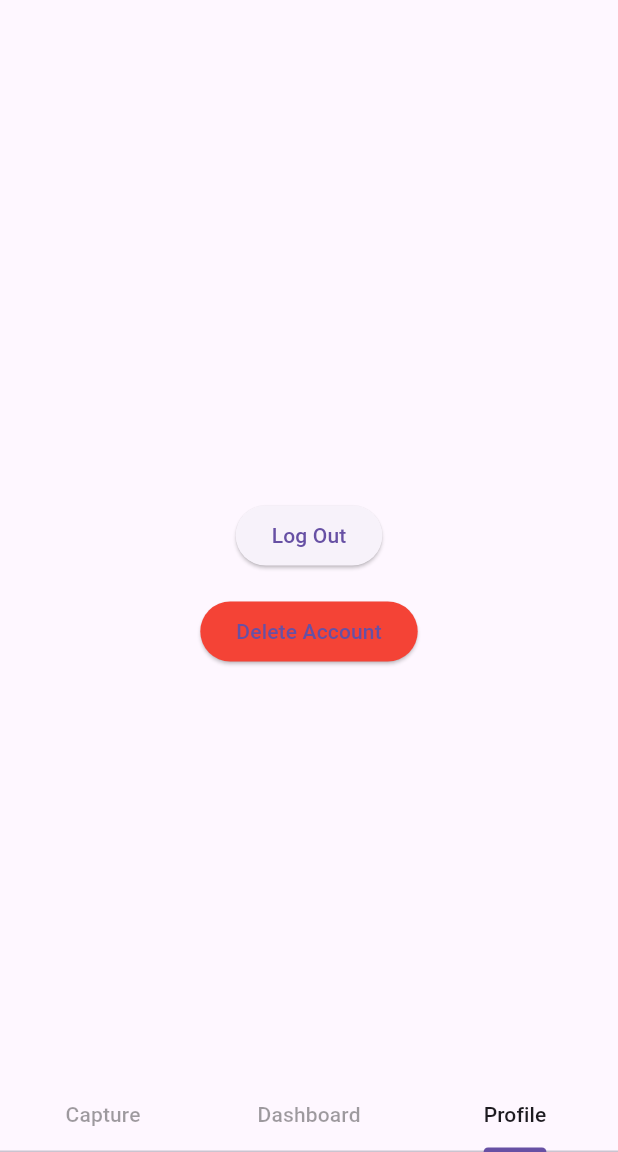
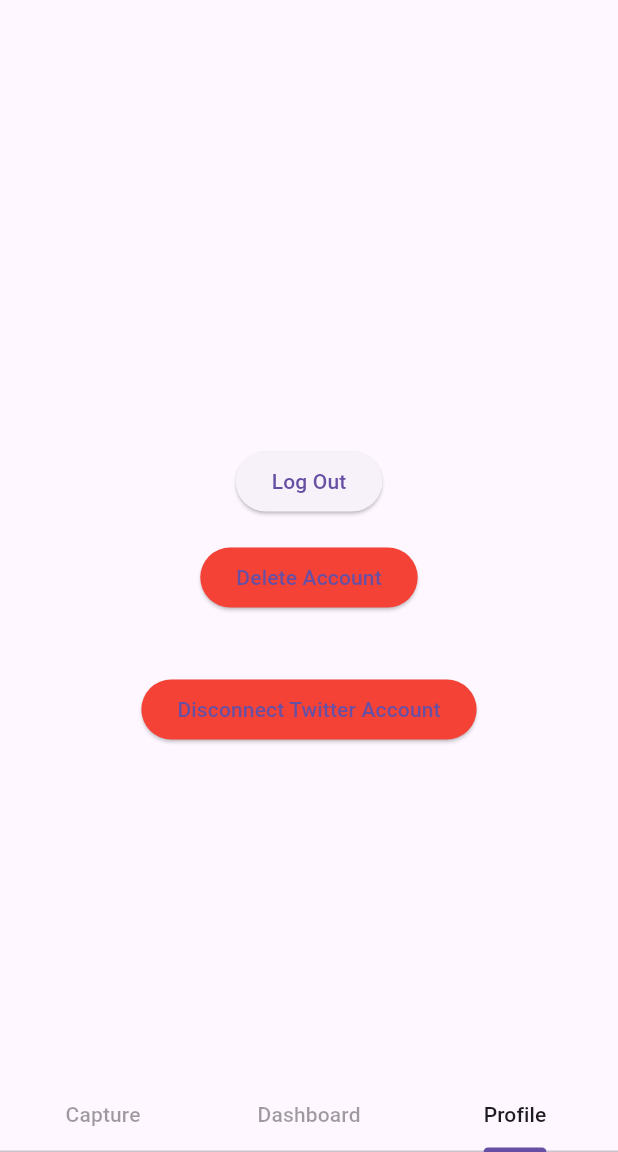
Before and after one commit to Jenish-1235/Food-Pharmer, a Flutter app: the screen it shows once a user with an empty profile is signed in, item 3 of the bottom bar chosen, after a tap on "Log Out", on a phone screen of 412 x 824 dp, the part 84-1236 px from its top. Run offline on Flutter 3.47's test engine with Material 3 defaults, Android fonts, the phone set to English and light mode, and no system bars; our stand-ins replace cloud_firestore, firebase_auth, firebase_core, firebase_storage, flutter_secure_storage, font_awesome_flutter and 2 more; missing offline and left inert: twitter_api_v2; accounts and stored records are empty.

Commit message:
feature-twitter-auth-and-posting-done

```diff
--- a/lib/home_page.dart
+++ b/lib/home_page.dart
@@ -1,14 +1,14 @@
-// home_page.dart
+// lib/home_page.dart
 import 'dart:io';
 import 'package:flutter/material.dart';
 import 'package:firebase_auth/firebase_auth.dart';
 import 'package:image_picker/image_picker.dart';
 import 'package:cloud_firestore/cloud_firestore.dart';
-import 'package:http/http.dart' as http;
 
 import 'package:foodpharmer/services/storage_service.dart';
 import 'package:foodpharmer/services/vision_service.dart';
 import 'package:foodpharmer/services/firestore_service.dart';
+import 'package:foodpharmer/services/twitter_service.dart'; // Import TwitterService
 import 'package:foodpharmer/models/ingredient.dart'; // Import the Ingredient model
 
 class HomePageWidget extends StatefulWidget {
@@ -18,15 +18,20 @@ class HomePageWidget extends StatefulWidget {
   State<HomePageWidget> createState() => _HomePageWidgetState();
 }
 
-class _HomePageWidgetState extends State<HomePageWidget> with TickerProviderStateMixin {
+class _HomePageWidgetState extends State<HomePageWidget>
+    with TickerProviderStateMixin {
   late TabController _tabBarController;
   File? _selectedImage;
   bool _isUploading = false;
   bool _isAnalyzing = false;
 
   final StorageService _storageService = StorageService();
-  final VisionService _visionService = VisionService(apiKey: 'AIzaSyDvuVjFUosK4nOV-7Kk9Bbnb1ainx3Q2O0'); // Replace with your API key
+  final VisionService _visionService =
+  VisionService(apiKey: 'AIzaSyDvuVjFUosK4nOV-7Kk9Bbnb1ainx3Q2O0'); // Replace with your API key
   final FirestoreService _firestoreService = FirestoreService();
+
+  // Initialize TwitterService with your credentials
+  final TwitterService twitterService = TwitterService();
 
   @override
   void initState() {
@@ -36,6 +41,16 @@ class _HomePageWidgetState extends State<HomePageWidget> with TickerProviderStat
       length: 3, // Capture, Dashboard, Profile
       initialIndex: 0,
     );
+
+    // Automatically sign in the user on app start
+    _signInUser();
+  }
+
+  Future<void> _signInUser() async {
+    User? user = FirebaseAuth.instance.currentUser;
+    if (user == null) {
+      // Optionally, navigate to AuthWidget or handle unauthenticated state
+    }
   }
 
   @override
@@ -52,7 +67,8 @@ class _HomePageWidgetState extends State<HomePageWidget> with TickerProviderStat
 
   Future<void> _pickImageFromGallery() async {
     try {
-      final pickedFile = await ImagePicker().pickImage(source: ImageSource.gallery);
+      final pickedFile =
+      await ImagePicker().pickImage(source: ImageSource.gallery);
       if (pickedFile != null) {
         setState(() {
           _selectedImage = File(pickedFile.path);
@@ -71,7 +87,8 @@ class _HomePageWidgetState extends State<HomePageWidget> with TickerProviderStat
 
   Future<void> _captureImageFromCamera() async {
     try {
-      final pickedFile = await ImagePicker().pickImage(source: ImageSource.camera);
+      final pickedFile =
+      await ImagePicker().pickImage(source: ImageSource.camera);
       if (pickedFile != null) {
         setState(() {
           _selectedImage = File(pickedFile.path);
@@ -116,31 +133,64 @@ class _HomePageWidgetState extends State<HomePageWidget> with TickerProviderStat
 
       // Process extracted text to get ingredients
       List<Ingredient> ingredients = _parseIngredients(extractedText);
-      debugPrint("Parsed Ingredients: ${ingredients.map((e) => "${e.name}: ${e.quantity}").toList()}");
+      debugPrint(
+          "Parsed Ingredients: ${ingredients.map((e) => "${e.name}: ${e.quantity}").toList()}");
 
       // Fetch harmful ingredients from Firestore
-      List<Map<String, dynamic>> harmfulIngredients = await _firestoreService.getHarmfulIngredients();
+      List<Map<String, dynamic>> harmfulIngredients =
+      await _firestoreService.getHarmfulIngredients();
       debugPrint("Fetched Harmful Ingredients: $harmfulIngredients");
 
       // Compare and determine harmful ingredients
-      List<Ingredient> flaggedIngredients = _compareIngredients(ingredients, harmfulIngredients);
-      debugPrint("Flagged Ingredients: ${flaggedIngredients.map((e) => "${e.name}: ${e.quantity}").toList()}");
+      List<Ingredient> flaggedIngredients =
+      _compareIngredients(ingredients, harmfulIngredients);
+      debugPrint(
+          "Flagged Ingredients: ${flaggedIngredients.map((e) => "${e.name}: ${e.quantity}").toList()}");
 
       // Determine safety label
       String safetyLabel = flaggedIngredients.isEmpty ? 'Safe' : 'Unsafe';
 
+      // If harmful ingredients detected, post a tweet
+      if (flaggedIngredients.isNotEmpty) {
+        String productName = _generateProductName(ingredients);
+        String tweetMessage =
+            '🚨 Warning! Detected harmful ingredients in $productName:\n';
+        for (var ingredient in flaggedIngredients) {
+          tweetMessage += '- ${ingredient.name}: ${ingredient.quantity}%\n';
+        }
+        tweetMessage += '\n#FoodSafety #Health #Nutrition';
+
+        // Post the tweet
+        await twitterService.postTweet(tweetMessage);
+
+        // Notify the user
+        ScaffoldMessenger.of(context).showSnackBar(
+          const SnackBar(content: Text('Unsafe product detected! Tweet posted.')),
+        );
+      } else {
+        ScaffoldMessenger.of(context).showSnackBar(
+          const SnackBar(
+              content:
+              Text('Product is safe! No harmful ingredients detected.')),
+        );
+      }
+
       // Save the results to Firestore
       await _firestoreService.saveAnalysisResult({
         'analysisDate': FieldValue.serverTimestamp(),
-        'harmfulIngredients': flaggedIngredients.map((e) => {
+        'harmfulIngredients': flaggedIngredients
+            .map((e) => {
           'name': e.name,
-          'quantityPresentAsPerImageInferred': e.quantity, // Removed "mg"
-        }).toList(),
+          'quantityPresentAsPerImageInferred': e.quantity,
+        })
+            .toList(),
         'imageUrl': downloadUrl,
-        'ingredients': ingredients.map((e) => {
+        'ingredients': ingredients
+            .map((e) => {
           'name': e.name,
-          'quantityPresentAsPerImageInferred': e.quantity, // Removed "mg"
-        }).toList(),
+          'quantityPresentAsPerImageInferred': e.quantity,
+        })
+            .toList(),
         'productName': _generateProductName(ingredients),
         'safetyLabel': safetyLabel,
         'userId': FirebaseAuth.instance.currentUser?.uid ?? 'unknownUser',
@@ -152,7 +202,7 @@ class _HomePageWidgetState extends State<HomePageWidget> with TickerProviderStat
       });
 
       ScaffoldMessenger.of(context).showSnackBar(
-        SnackBar(content: Text("Image analyzed and saved successfully!")),
+        const SnackBar(content: Text("Image analyzed and saved successfully!")),
       );
     } catch (e) {
       debugPrint("Error uploading and analyzing image: $e");
@@ -189,10 +239,14 @@ class _HomePageWidgetState extends State<HomePageWidget> with TickerProviderStat
         return Ingredient(name: 'unknown', quantity: 0.0);
       }
     })
-        .where((ingredient) => ingredient.name.isNotEmpty && ingredient.name != 'unknown' && ingredient.quantity > 0)
+        .where((ingredient) =>
+    ingredient.name.isNotEmpty &&
+        ingredient.name != 'unknown' &&
+        ingredient.quantity > 0)
         .toList();
 
-    debugPrint("Parsed Ingredients: ${parsed.map((e) => "${e.name}: ${e.quantity}").toList()}");
+    debugPrint(
+        "Parsed Ingredients: ${parsed.map((e) => "${e.name}: ${e.quantity}").toList()}");
     return parsed;
   }
 
@@ -207,7 +261,8 @@ class _HomePageWidgetState extends State<HomePageWidget> with TickerProviderStat
       double? threshold = double.tryParse(harmful['threshold'].toString());
       if (harmfulName != null && threshold != null) {
         harmfulMap[_normalizeName(harmfulName)] = threshold;
-        debugPrint("Harmful Ingredient Added to Map: ${_normalizeName(harmfulName)} with threshold $threshold");
+        debugPrint(
+            "Harmful Ingredient Added to Map: ${_normalizeName(harmfulName)} with threshold $threshold");
       } else {
         debugPrint("Invalid harmful ingredient data: $harmful");
       }
@@ -220,9 +275,11 @@ class _HomePageWidgetState extends State<HomePageWidget> with TickerProviderStat
         double threshold = harmfulMap[ingredient.name]!;
         if (ingredient.quantity > threshold) {
           flagged.add(ingredient);
-          debugPrint("Flagged Ingredient: ${ingredient.name} with quantity ${ingredient.quantity} exceeding threshold $threshold");
+          debugPrint(
+              "Flagged Ingredient: ${ingredient.name} with quantity ${ingredient.quantity} exceeding threshold $threshold");
         } else {
-          debugPrint("Ingredient: ${ingredient.name} with quantity ${ingredient.quantity} is below threshold $threshold");
+          debugPrint(
+              "Ingredient: ${ingredient.name} with quantity ${ingredient.quantity} is below threshold $threshold");
         }
       }
     }
@@ -239,6 +296,40 @@ class _HomePageWidgetState extends State<HomePageWidget> with TickerProviderStat
 
   Future<void> _signOut() async {
     await FirebaseAuth.instance.signOut();
+    await twitterService.disconnect();
+    // Optionally, clear other secure storages
+  }
+
+  Future<void> _signInWithTwitter() async {
+    try {
+      final userCredential = await FirebaseAuth.instance.signInWithProvider(
+        TwitterAuthProvider(),
+      );
+
+      if (userCredential.credential != null) {
+        final credential = userCredential.credential as OAuthCredential;
+        final accessToken = credential.accessToken;
+        final accessSecret = credential.secret;
+
+        if (accessToken != null && accessSecret != null) {
+          await twitterService.storeAccessTokens(accessToken, accessSecret);
+          await twitterService.initialize();
+
+          ScaffoldMessenger.of(context).showSnackBar(
+            const SnackBar(content: Text('Twitter Account Connected!')),
+          );
+        } else {
+          ScaffoldMessenger.of(context).showSnackBar(
+            const SnackBar(content: Text('Failed to obtain Twitter tokens.')),
+          );
+        }
+      }
+    } catch (e) {
+      debugPrint("Error during Twitter sign-in: $e");
+      ScaffoldMessenger.of(context).showSnackBar(
+        SnackBar(content: Text("Twitter Sign-In Error: $e")),
+      );
+    }
   }
 
   @override
@@ -257,7 +348,8 @@ class _HomePageWidgetState extends State<HomePageWidget> with TickerProviderStat
                 controller: _tabBarController,
                 children: [
                   // Tab 1: Capture
-                  Column(
+                  SingleChildScrollView(
+                    child: Column(
                       mainAxisAlignment: MainAxisAlignment.center,
                       children: [
                         _selectedImage == null
@@ -273,6 +365,16 @@ class _HomePageWidgetState extends State<HomePageWidget> with TickerProviderStat
                               onPressed: _pickImageFromGallery,
                               icon: const Icon(Icons.image),
                               label: const Text("Pick from Gallery"),
+                            ),
+                            const SizedBox(height: 24),
+                            ElevatedButton(
+                              onPressed: _signInWithTwitter,
+                              child: const Text('Connect Twitter Account'),
+                              style: ElevatedButton.styleFrom(
+                                backgroundColor: Colors.blueAccent,
+                                padding: const EdgeInsets.symmetric(
+                                    horizontal: 24, vertical: 12),
+                              ),
                             ),
                           ],
                         )
@@ -293,8 +395,15 @@ class _HomePageWidgetState extends State<HomePageWidget> with TickerProviderStat
                                       ? null
                                       : _uploadAndAnalyzeImage,
                                   child: _isUploading
-                                    ? const CircularProgressIndicator(
-                                  valueColor: AlwaysStoppedAnimation<Color>(Colors.white),
+                                      ? const SizedBox(
+                                    width: 20,
+                                    height: 20,
+                                    child: CircularProgressIndicator(
+                                      strokeWidth: 2,
+                                      valueColor:
+                                      AlwaysStoppedAnimation<Color>(
+                                          Colors.white),
+                                    ),
                                   )
                                       : _isAnalyzing
                                       ? const Text("Analyzing...")
@@ -331,12 +440,13 @@ class _HomePageWidgetState extends State<HomePageWidget> with TickerProviderStat
                         ),
                       ],
                     ),
+                  ),
 
                   // Tab 2: Dashboard
                   DashboardTab(),
 
                   // Tab 3: Profile
-                  ProfileTab(),
+                  ProfileTab(twitterService: twitterService),
                 ],
               ),
             ),
@@ -400,7 +510,8 @@ class DashboardTab extends StatelessWidget {
               ingredients: List<Map<String, dynamic>>.from(data['ingredients'] ?? [])
                   .map((e) => e['name'] as String)
                   .toList(),
-              harmfulIngredients: List<Map<String, dynamic>>.from(data['harmfulIngredients'] ?? [])
+              harmfulIngredients:
+              List<Map<String, dynamic>>.from(data['harmfulIngredients'] ?? [])
                   .map((e) => e['name'] as String)
                   .toList(),
             );
@@ -460,7 +571,9 @@ class ProductListItem extends StatelessWidget {
         subtitle: Column(
           crossAxisAlignment: CrossAxisAlignment.start,
           children: [
-            Text("Safety: $safetyLabel", style: TextStyle(color: labelColor, fontWeight: FontWeight.w600)),
+            Text("Safety: $safetyLabel",
+                style:
+                TextStyle(color: labelColor, fontWeight: FontWeight.w600)),
             const SizedBox(height: 4),
             Text("Ingredients: ${ingredients.join(', ')}"),
             if (harmfulIngredients.isNotEmpty)
@@ -468,7 +581,8 @@ class ProductListItem extends StatelessWidget {
                 spacing: 6.0,
                 children: harmfulIngredients
                     .map((e) => Chip(
-                  label: Text(e, style: const TextStyle(color: Colors.white)),
+                  label: Text(e,
+                      style: const TextStyle(color: Colors.white)),
                   backgroundColor: Colors.red,
                 ))
                     .toList(),
@@ -487,8 +601,18 @@ class ProductListItem extends StatelessWidget {
                 'productName': productName,
                 'safetyLabel': safetyLabel,
                 'imageUrl': imageUrl,
-                'ingredients': ingredients.map((e) => {'name': e, 'quantityPresentAsPerImageInferred': 'Unknown'}).toList(),
-                'harmfulIngredients': harmfulIngredients.map((e) => {'name': e, 'quantityPresentAsPerImageInferred': 'Unknown'}).toList(),
+                'ingredients': ingredients
+                    .map((e) => {
+                  'name': e,
+                  'quantityPresentAsPerImageInferred': 'Unknown'
+                })
+                    .toList(),
+                'harmfulIngredients': harmfulIngredients
+                    .map((e) => {
+                  'name': e,
+                  'quantityPresentAsPerImageInferred': 'Unknown'
+                })
+                    .toList(),
               }),
             ),
           );
@@ -501,54 +625,76 @@ class ProductListItem extends StatelessWidget {
 class ProductDetailPage extends StatelessWidget {
   final Map<String, dynamic> productData;
 
-  const ProductDetailPage({Key? key, required this.productData}) : super(key: key);
+  const ProductDetailPage({Key? key, required this.productData})
+      : super(key: key);
 
   @override
   Widget build(BuildContext context) {
+    // Convert quantities to meaningful strings
+    List<Widget> ingredientsWidgets = [];
+    List<Widget> harmfulIngredientsWidgets = [];
+
+    for (var ingredient in productData['ingredients'] ?? []) {
+      ingredientsWidgets.add(
+        Text(
+            "- ${ingredient['name']} (${ingredient['quantityPresentAsPerImageInferred']}%)"),
+      );
+    }
+
+    for (var harmful in productData['harmfulIngredients'] ?? []) {
+      harmfulIngredientsWidgets.add(
+        Text(
+            "- ${harmful['name']} (${harmful['quantityPresentAsPerImageInferred']}%)"),
+      );
+    }
+
     return Scaffold(
       appBar: AppBar(
         title: Text(productData['productName'] ?? 'Product Details'),
       ),
       body: Padding(
         padding: const EdgeInsets.all(16.0),
-        child: SingleChildScrollView( // To handle overflow if content is large
+        child: SingleChildScrollView(
+          // To handle overflow if content is large
           child: Column(
             crossAxisAlignment: CrossAxisAlignment.start,
             children: [
               Center(
-                child: productData['imageUrl'] != null && productData['imageUrl'].isNotEmpty
+                child: productData['imageUrl'] != null &&
+                    productData['imageUrl'].isNotEmpty
                     ? Image.network(
                   productData['imageUrl'],
                   height: 200,
                   fit: BoxFit.cover,
                   errorBuilder: (context, error, stackTrace) =>
-                  const Icon(Icons.broken_image, size: 100, color: Colors.grey),
+                  const Icon(Icons.broken_image,
+                      size: 100, color: Colors.grey),
                 )
                     : const Icon(Icons.image, size: 100, color: Colors.grey),
               ),
               const SizedBox(height: 16),
               Text(
                 "Product Name: ${productData['productName'] ?? 'Unnamed Product'}",
-                style: const TextStyle(fontSize: 18, fontWeight: FontWeight.bold),
+                style:
+                const TextStyle(fontSize: 18, fontWeight: FontWeight.bold),
               ),
               const SizedBox(height: 8),
               Text(
                 "Safety Label: ${productData['safetyLabel'] ?? 'Unknown'}",
                 style: TextStyle(
                   fontSize: 16,
-                  color: productData['safetyLabel'] == 'Safe' ? Colors.green : Colors.red,
+                  color: productData['safetyLabel'] == 'Safe'
+                      ? Colors.green
+                      : Colors.red,
                 ),
               ),
               const SizedBox(height: 16),
               Text(
                 "Ingredients:",
-                style: const TextStyle(fontSize: 16, fontWeight: FontWeight.bold),
+                style:
+                const TextStyle(fontSize: 16, fontWeight: FontWeight.bold),
               ),
-              ...List<Widget>.from(
-                List<Map<String, dynamic>>.from(productData['ingredients'] ?? []).map(
-                      (ingredient) => Text("- ${ingredient['name']} (${ingredient['quantityPresentAsPerImageInferred']})"),
-                ),
-              ),
+              ...ingredientsWidgets,
               const SizedBox(height: 16),
               if ((productData['harmfulIngredients'] ?? []).isNotEmpty)
                 Column(
@@ -556,13 +702,10 @@ class ProductDetailPage extends StatelessWidget {
                   children: [
                     Text(
                       "Harmful Ingredients:",
-                      style: const TextStyle(fontSize: 16, fontWeight: FontWeight.bold),
+                      style: const TextStyle(
+                          fontSize: 16, fontWeight: FontWeight.bold),
                     ),
-                    ...List<Widget>.from(
-                      List<Map<String, dynamic>>.from(productData['harmfulIngredients'] ?? []).map(
-                            (harmful) => Text("- ${harmful['name']} (${harmful['quantityPresentAsPerImageInferred']})"),
-                      ),
-                    ),
+                    ...harmfulIngredientsWidgets,
                   ],
                 ),
             ],
@@ -574,10 +717,13 @@ class ProductDetailPage extends StatelessWidget {
 }
 
 class ProfileTab extends StatelessWidget {
-  const ProfileTab({Key? key}) : super(key: key);
+  final TwitterService twitterService; // Receive TwitterService instance
+
+  const ProfileTab({Key? key, required this.twitterService}) : super(key: key);
 
   Future<String?> _getUserRole(String uid) async {
-    DocumentSnapshot userDoc = await FirebaseFirestore.instance.collection('users').doc(uid).get();
+    DocumentSnapshot userDoc =
+    await FirebaseFirestore.instance.collection('users').doc(uid).get();
     if (userDoc.exists) {
       return userDoc['role'] as String?;
     }
@@ -604,7 +750,8 @@ class ProfileTab extends StatelessWidget {
             children: [
               Text(
                 user.displayName ?? 'No Name',
-                style: const TextStyle(fontSize: 20, fontWeight: FontWeight.bold),
+                style:
+                const TextStyle(fontSize: 20, fontWeight: FontWeight.bold),
               ),
               const SizedBox(height: 8),
               Text(user.email ?? 'No Email'),
@@ -612,6 +759,7 @@ class ProfileTab extends StatelessWidget {
               ElevatedButton(
                 onPressed: () async {
                   await FirebaseAuth.instance.signOut();
+                  await twitterService.disconnect(); // Disconnect Twitter account on sign out
                 },
                 child: const Text("Log Out"),
               ),
@@ -629,9 +777,24 @@ class ProfileTab extends StatelessWidget {
                 ElevatedButton(
                   onPressed: () {
                     // Navigate to Harmful Ingredients Management Screen
-                    debugPrint("Navigate to Harmful Ingredients Management Screen");
+                    debugPrint(
+                        "Navigate to Harmful Ingredients Management Screen");
                   },
                   child: const Text("Manage Harmful Ingredients"),
+                ),
+              const SizedBox(height: 24),
+              ElevatedButton(
+                onPressed: () async {
+                  await twitterService.disconnect();
+                  ScaffoldMessenger.of(context).showSnackBar(
+                    const SnackBar(
+                        content: Text('Twitter account disconnected.')),
+                  );
+                },
+                child: const Text("Disconnect Twitter Account"),
+                style: ElevatedButton.styleFrom(
+                  backgroundColor: Colors.red,
+                ),
               ),
             ],
           ),
--- /dev/null
+++ b/lib/services/twitter_service.dart
@@ -0,0 +1,62 @@
+// lib/services/twitter_service.dart
+import 'package:twitter_api_v2/twitter_api_v2.dart';
+import 'package:flutter_secure_storage/flutter_secure_storage.dart';
+
+class TwitterService {
+  final FlutterSecureStorage _storage = const FlutterSecureStorage();
+  TwitterApi? _twitter;
+
+  // Replace these with your actual credentials
+  final String bearerToken = 'AAAAAAAAAAAAAAAAAAAAAElPxgEAAAAAFTTwQyhGAcZ1mQ%2F422T8K%2FOy2Fo%3DrzfDIz59QMWNmqrPdVdIWtdCrpnEvOjMzOOPWbfQFCOAJgJNFj'; // Replace with your Bearer Token
+
+  TwitterService();
+
+  /// Initialize TwitterApi client with stored access tokens
+  Future<void> initialize() async {
+    final accessToken = await _storage.read(key: 'twitter_access_token');
+    final accessSecret = await _storage.read(key: 'twitter_access_secret');
+
+    if (accessToken != null && accessSecret != null) {
+      _twitter = TwitterApi(
+        bearerToken: bearerToken,
+      );
+    } else {
+      print('No access tokens found. Please authenticate.');
+    }
+  }
+
+  /// Stores access tokens securely
+  Future<void> storeAccessTokens(String accessToken, String accessSecret) async {
+    await _storage.write(key: 'twitter_access_token', value: accessToken);
+    await _storage.write(key: 'twitter_access_secret', value: accessSecret);
+  }
+
+  /// Posts a tweet with the given message
+  Future<void> postTweet(String message) async {
+    try {
+      // Ensure the TwitterApi client is initialized
+      if (_twitter == null) {
+        await initialize();
+      }
+
+      if (_twitter != null) {
+        final tweet = await _twitter!.tweetsService.createTweet(
+            text: message
+        );
+        print('Tweet posted successfully! Tweet ID: ${tweet.data.id}');
+      } else {
+        print('Twitter API not initialized.');
+      }
+    } catch (e) {
+      print('Error posting tweet: $e');
+    }
+  }
+
+  /// Disconnects the Twitter account by deleting stored tokens
+  Future<void> disconnect() async {
+    await _storage.delete(key: 'twitter_access_token');
+    await _storage.delete(key: 'twitter_access_secret');
+    _twitter = null;
+    print('Twitter account disconnected.');
+  }
+}
--- a/pubspec.yaml
+++ b/pubspec.yaml
@@ -37,7 +37,10 @@ dependencies:
   font_awesome_flutter: ^10.4.0
   cloud_firestore:
   firebase_storage:
-
+  twitter_api_v2:
+  flutter_secure_storage:
+  url_launcher: ^6.1.7
+  oauth1:
   # The following adds the Cupertino Icons font to your application.
   # Use with the CupertinoIcons class for iOS style icons.
   cupertino_icons: ^1.0.8
```
Also changed, not shown: pubspec.lock, 7 other files. Lines whose indentation alone changed are shown as unchanged.
